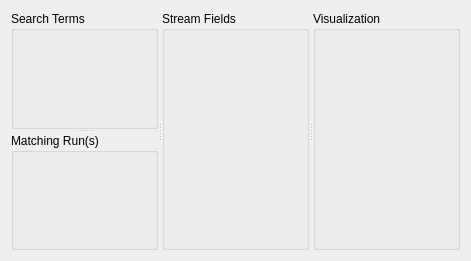
Before: the Qt Designer form gemviz/resources/bluesky_runs_catalog.ui in BCDA-APS/gemviz, drawn with Qt 5.
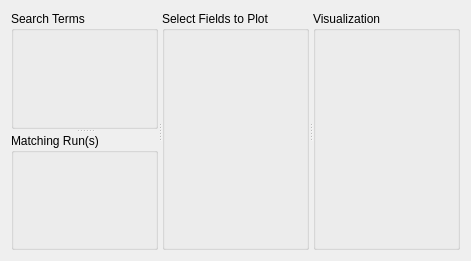
After: the same form once the commit is applied.

What changed in the file:
```diff
--- a/gemviz/resources/bluesky_runs_catalog.ui
+++ b/gemviz/resources/bluesky_runs_catalog.ui
@@ -44,7 +44,7 @@
      </widget>
      <widget class="QGroupBox" name="fields_groupbox">
       <property name="title">
-       <string>Stream Fields</string>
+       <string>Select Fields to Plot</string>
       </property>
       <layout class="QVBoxLayout" name="verticalLayout_2"/>
      </widget>
```
